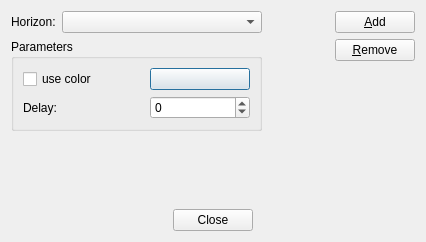
Old version of the form Viewer3D/edithorizonsdialog.ui in the repository fsoos74/su.
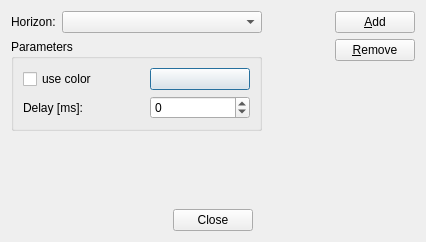
New version of the form. Custom widgets are drawn as their Qt base class.

The edit to the form file:
```diff
--- a/Viewer3D/edithorizonsdialog.ui
+++ b/Viewer3D/edithorizonsdialog.ui
@@ -92,7 +92,7 @@
              </sizepolicy>
             </property>
             <property name="text">
-             <string>Delay:</string>
+             <string>Delay [ms]:</string>
             </property>
            </widget>
           </item>
```
